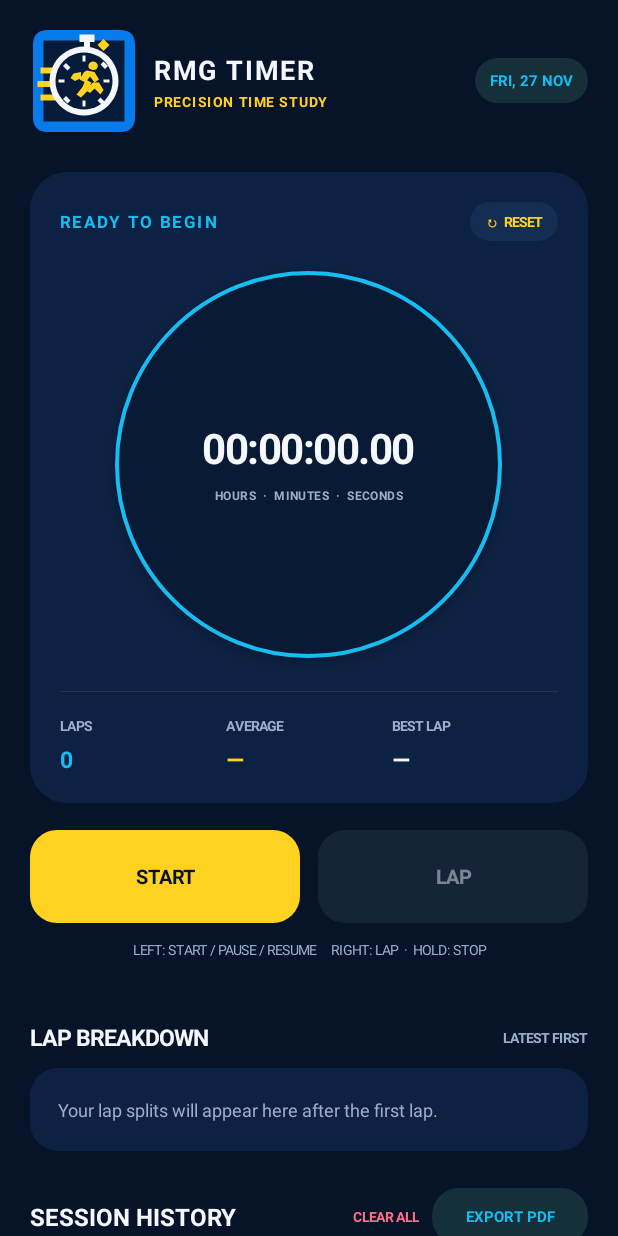
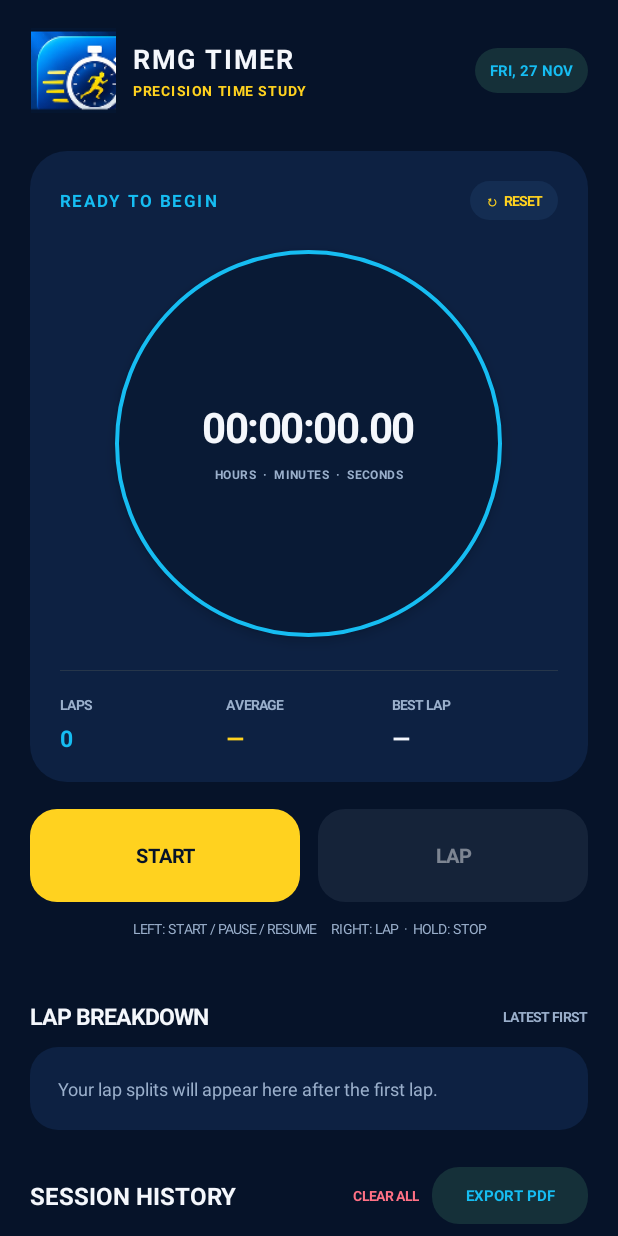
Before and after one commit to safolotatelecom/ChronoFlow, an Android app: the screen it shows after launch (MainActivity), on a phone screen of 412 x 824 dp. Run offline under Robolectric (Android 15) with nearby library versions, the phone set to English and light mode, and no system bars.

Commit message:
Update MainActivity.kt

```diff
--- a/app/src/main/java/com/chronoflow/stopwatch/MainActivity.kt
+++ b/app/src/main/java/com/chronoflow/stopwatch/MainActivity.kt
@@ -108,15 +108,12 @@ class MainActivity : ComponentActivity() {
         // Brand header
         val header = LinearLayout(this).apply { orientation = LinearLayout.HORIZONTAL; gravity = Gravity.CENTER_VERTICAL }
         val brandIcon = ImageView(this).apply {
-            // Use the dedicated RMG stopwatch vector asset without cropping it.
-            setImageResource(R.drawable.rmg_logo)
+            setImageResource(R.mipmap.ic_launcher)
             scaleType = ImageView.ScaleType.FIT_CENTER
-            adjustViewBounds = true
             contentDescription = "RMG Timer stopwatch runner logo"
-            setPadding(0, 0, 0, 0)
-            setBackgroundColor(android.graphics.Color.TRANSPARENT)
+            setPadding(dp(1), dp(1), dp(1), dp(1))
         }
-        header.addView(brandIcon, LinearLayout.LayoutParams(dp(72), dp(72)))
+        header.addView(brandIcon, LinearLayout.LayoutParams(dp(58), dp(58)))
         val brandColumn = LinearLayout(this).apply { orientation = LinearLayout.VERTICAL; setPadding(dp(11), 0, 0, 0) }
         brandColumn.addView(label("RMG TIMER", 18f, white, true).apply { letterSpacing = .06f })
         brandColumn.addView(label("PRECISION TIME STUDY", 9f, orange, true).apply { setPadding(0, dp(3), 0, 0); letterSpacing = .12f })
@@ -237,28 +234,17 @@ class MainActivity : ComponentActivity() {
             val span = SpannableString(full)
             span.setSpan(object : ClickableSpan() {
                 override fun onClick(widget: View) {
-                    try {
-                        startActivity(Intent(Intent.ACTION_VIEW, Uri.parse("https://www.facebook.com/shorifsuzan")))
-                    } catch (_: Exception) {
-                        Toast.makeText(this@MainActivity, "Unable to open Facebook", Toast.LENGTH_SHORT).show()
-                    }
+                    try { startActivity(Intent(Intent.ACTION_VIEW, Uri.parse("https://www.facebook.com/shorifsuzan"))) }
+                    catch (_: Exception) { Toast.makeText(this@MainActivity, "Unable to open Facebook", Toast.LENGTH_SHORT).show() }
                 }
-
-                override fun updateDrawState(ds: android.text.TextPaint) {
-                    super.updateDrawState(ds)
-                    ds.color = orange
-                    ds.isUnderlineText = true
-                    ds.isFakeBoldText = true
-                }
-            }, full.indexOf("Shorif Uddin Suzan"), full.length, Spanned.SPAN_EXCLUSIVE_EXCLUSIVE)
+            }, 12, full.length, Spanned.SPAN_EXCLUSIVE_EXCLUSIVE)
             text = span
-            textSize = 12f
-            setTextColor(white)
+            textSize = 10f
+            setTextColor(muted)
             gravity = Gravity.CENTER
-            includeFontPadding = false
             movementMethod = LinkMovementMethod.getInstance()
             highlightColor = android.graphics.Color.TRANSPARENT
-            setPadding(dp(8), dp(24), dp(8), dp(22))
+            setPadding(0, dp(27), 0, dp(8))
         }
         content.addView(poweredText)
 
```
